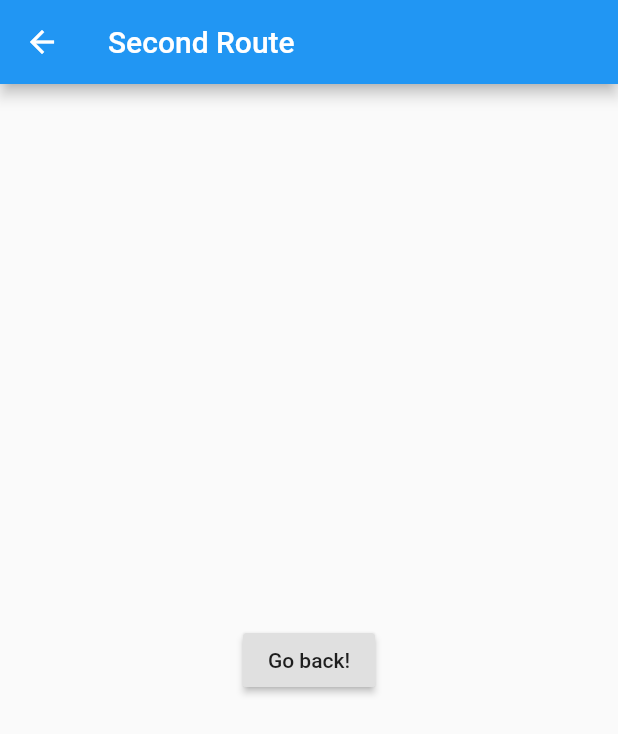
After one commit to zp00v0518/tori_mobile, a Flutter app: the HomePage screen opened directly, on a phone screen of 412 x 824 dp. The commit adds this screen. Shown: the top 734 px of the screen. Run offline on Flutter 3.47's test engine with Material 2 defaults, Android fonts, the phone set to English and light mode, and no system bars.

Commit message:
create base routing

```diff
--- a/lib/main.dart
+++ b/lib/main.dart
@@ -1,5 +1,6 @@
 import 'package:flutter/material.dart';
-import './pages/Login.dart';
+import './routes/routes.dart';
+import './pages/Home.dart';
 
 void main() {
   runApp(MyApp());
@@ -11,7 +12,8 @@ class MyApp extends StatelessWidget {
     return MaterialApp(
       theme: ThemeData.light(),
       title: 'TORI',
-      home: Login(),
+      initialRoute: '/login',
+      routes: routes,
     );
   }
 }
--- /dev/null
+++ b/lib/pages/Home.dart
@@ -0,0 +1,31 @@
+import 'package:flutter/material.dart';
+
+class HomePage extends StatefulWidget {
+  @override
+  _HomePageState createState() => _HomePageState();
+}
+
+class _HomePageState extends State<HomePage> {
+  @override
+  void initState() {
+    super.initState();
+    print(context);
+  }
+
+  @override
+  Widget build(BuildContext context) {
+    return Scaffold(
+      appBar: AppBar(
+        title: Text("Second Route"),
+      ),
+      body: Center(
+        child: RaisedButton(
+          onPressed: () {
+            // Navigate back to first route when tapped.
+          },
+          child: Text('Go back!'),
+        ),
+      ),
+    );
+  }
+}
--- a/lib/pages/Login.dart
+++ b/lib/pages/Login.dart
@@ -63,7 +63,8 @@ class _LoginState extends State<Login> {
                   data = data.replaceAll('&quot;', '\"');
                   data = regex.stringMatch(data);
                   var menuData = jsonDecode(data);
-                  print(menuData);
+                  // print(menuData);
+                  Navigator.pushNamed(context, '/');
                 },
               ),
             ],
```
Also changed, not shown: lib/routes/routes.dart (added, +10 -0 lines).
